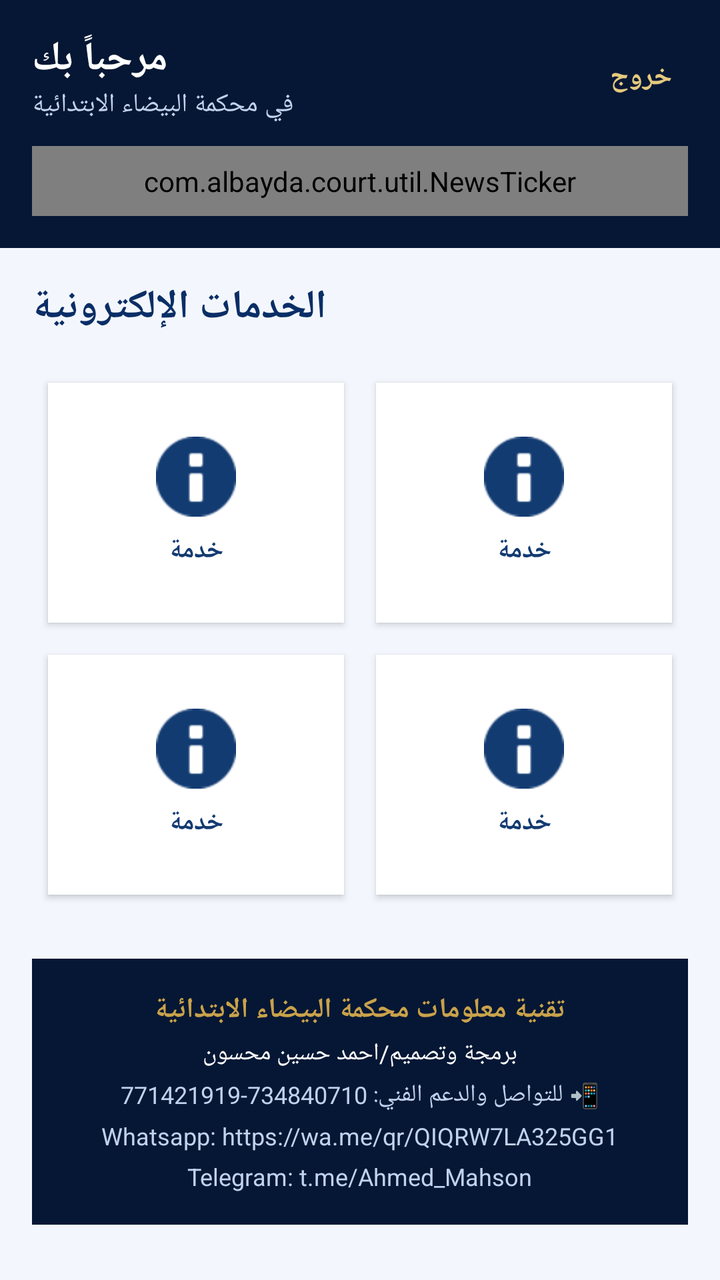
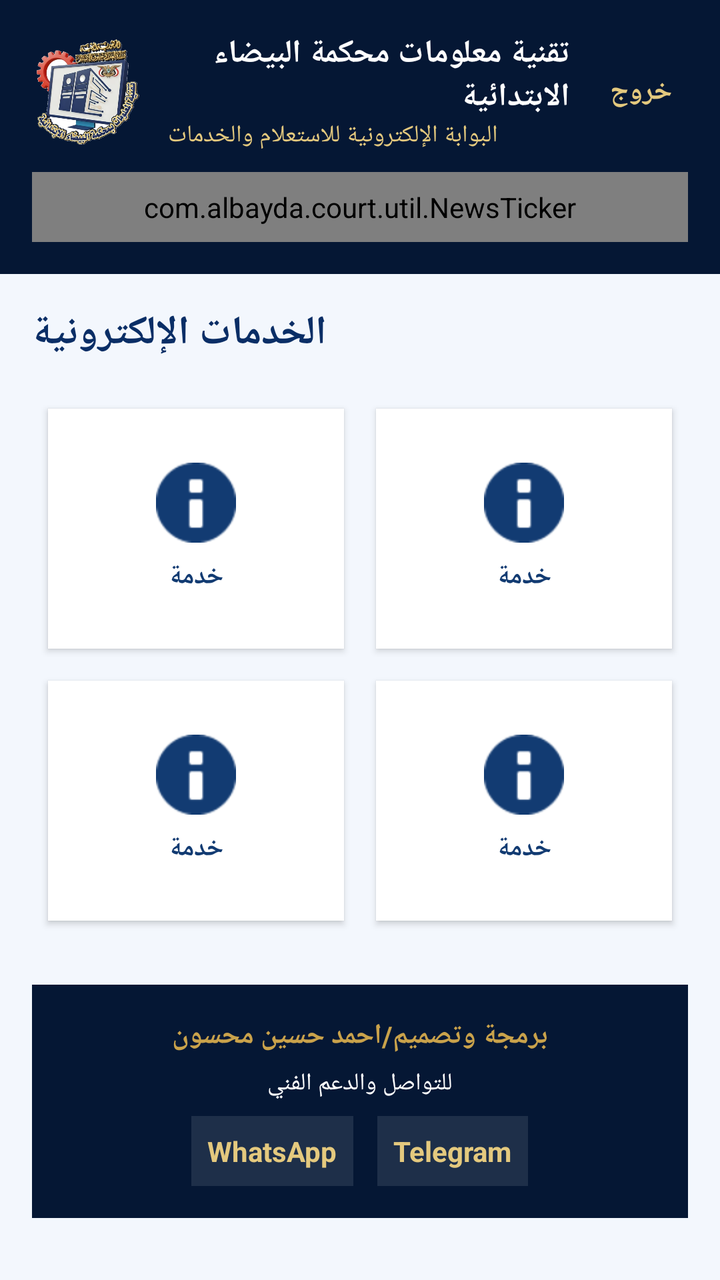

The first picture is an Android layout as it rendered before a commit; the second is the same layout after the commit. The layout source and the unified diff follow.
<!-- AndroidManifest.xml: application theme Theme.Albayda -->
<!-- res/layout/activity_main.xml -->
<?xml version="1.0" encoding="utf-8"?>
<LinearLayout xmlns:android="http://schemas.android.com/apk/res/android"
    android:layout_width="match_parent"
    android:layout_height="match_parent"
    android:orientation="vertical"
    android:background="@color/bg_light">

    
    <LinearLayout
        android:layout_width="match_parent"
        android:layout_height="wrap_content"
        android:orientation="vertical"
        android:background="@color/navy_900"
        android:padding="16dp"
        android:fitsSystemWindows="true">

        <LinearLayout
            android:layout_width="match_parent"
            android:layout_height="wrap_content"
            android:orientation="horizontal"
            android:gravity="center_vertical">

            <LinearLayout
                android:layout_width="0dp"
                android:layout_height="wrap_content"
                android:layout_weight="1"
                android:orientation="vertical">

                <TextView
                    android:layout_width="wrap_content"
                    android:layout_height="wrap_content"
                    android:text="مرحباً بك"
                    android:textColor="@color/white"
                    android:textSize="20sp"
                    android:textStyle="bold" />

                <TextView
                    android:layout_width="wrap_content"
                    android:layout_height="wrap_content"
                    android:text="في محكمة البيضاء الابتدائية"
                    android:textColor="#BFD2EE"
                    android:textSize="13sp" />
            </LinearLayout>

            <TextView
                android:id="@+id/tvLogout"
                android:layout_width="wrap_content"
                android:layout_height="wrap_content"
                android:text="خروج"
                android:textColor="@color/gold_light"
                android:textStyle="bold"
                android:padding="8dp" />
        </LinearLayout>

        
        <com.albayda.court.util.NewsTicker
            android:id="@+id/newsTicker"
            android:layout_width="match_parent"
            android:layout_height="wrap_content"
            android:layout_marginTop="12dp"
            android:padding="8dp"
            android:background="#0D2B5C"
            android:textColor="@color/gold_light"
            android:textSize="14sp" />
    </LinearLayout>

    
    <ScrollView
        android:layout_width="match_parent"
        android:layout_height="0dp"
        android:layout_weight="1"
        android:fillViewport="true">

        <LinearLayout
            android:layout_width="match_parent"
            android:layout_height="wrap_content"
            android:orientation="vertical"
            android:padding="16dp">

            <TextView
                android:layout_width="wrap_content"
                android:layout_height="wrap_content"
                android:text="الخدمات الإلكترونية"
                android:textColor="@color/navy_700"
                android:textSize="20sp"
                android:textStyle="bold"
                android:layout_marginBottom="16dp" />

            <GridLayout
                android:layout_width="match_parent"
                android:layout_height="wrap_content"
                android:columnCount="2">

                <include
                    android:id="@+id/cardCase"
                    layout="@layout/card_service"
                    android:layout_width="0dp"
                    android:layout_height="120dp"
                    android:layout_columnWeight="1"
                    android:layout_margin="8dp" />

                <include
                    android:id="@+id/cardAttendance"
                    layout="@layout/card_service"
                    android:layout_width="0dp"
                    android:layout_height="120dp"
                    android:layout_columnWeight="1"
                    android:layout_margin="8dp" />

                <include
                    android:id="@+id/cardSessions"
                    layout="@layout/card_service"
                    android:layout_width="0dp"
                    android:layout_height="120dp"
                    android:layout_columnWeight="1"
                    android:layout_margin="8dp" />

                <include
                    android:id="@+id/cardSupreme"
                    layout="@layout/card_service"
                    android:layout_width="0dp"
                    android:layout_height="120dp"
                    android:layout_columnWeight="1"
                    android:layout_margin="8dp" />
            </GridLayout>

            
            <LinearLayout
                android:layout_width="match_parent"
                android:layout_height="wrap_content"
                android:orientation="vertical"
                android:gravity="center"
                android:padding="16dp"
                android:layout_marginTop="24dp"
                android:background="@color/navy_900">

                <TextView
                    android:layout_width="wrap_content"
                    android:layout_height="wrap_content"
                    android:textColor="@color/gold"
                    android:textStyle="bold"
                    android:textSize="14sp"
                    android:text="تقنية معلومات محكمة البيضاء الابتدائية" />

                <TextView
                    android:layout_width="wrap_content"
                    android:layout_height="wrap_content"
                    android:textColor="@color/white"
                    android:textSize="12sp"
                    android:text="برمجة وتصميم/احمد حسين محسون"
                    android:layout_marginTop="4dp" />

                <TextView
                    android:layout_width="wrap_content"
                    android:layout_height="wrap_content"
                    android:textColor="#BFD2EE"
                    android:textSize="12sp"
                    android:text="📲 للتواصل والدعم الفني: 734840710-771421919"
                    android:layout_marginTop="4dp" />

                <TextView
                    android:layout_width="wrap_content"
                    android:layout_height="wrap_content"
                    android:textColor="#BFD2EE"
                    android:textSize="12sp"
                    android:text="Whatsapp: https://wa.me/qr/QIQRW7LA325GG1"
                    android:layout_marginTop="4dp" />

                <TextView
                    android:layout_width="wrap_content"
                    android:layout_height="wrap_content"
                    android:textColor="#BFD2EE"
                    android:textSize="12sp"
                    android:text="Telegram: t.me/Ahmed_Mahson"
                    android:layout_marginTop="4dp" />
            </LinearLayout>
        </LinearLayout>
    </ScrollView>
</LinearLayout>
<!-- res/layout/card_service.xml (included above) -->
<?xml version="1.0" encoding="utf-8"?>
<LinearLayout xmlns:android="http://schemas.android.com/apk/res/android"
    android:layout_width="match_parent"
    android:layout_height="match_parent"
    android:orientation="vertical"
    android:gravity="center"
    android:padding="12dp"
    android:background="@color/white"
    android:elevation="2dp"
    android:clickable="true"
    android:focusable="true"
    android:foreground="?attr/selectableItemBackground">

    <ImageView
        android:id="@+id/ivIcon"
        android:layout_width="40dp"
        android:layout_height="40dp"
        android:src="@android:drawable/ic_dialog_info"
        android:tint="@color/navy_600" />

    <TextView
        android:id="@+id/tvTitle"
        android:layout_width="wrap_content"
        android:layout_height="wrap_content"
        android:layout_marginTop="8dp"
        android:textColor="@color/text_blue"
        android:textSize="13sp"
        android:textStyle="bold"
        android:gravity="center"
        android:text="خدمة" />
</LinearLayout>
<!-- resources referenced by this layout -->
<resources>
  <color name="bg_light">#F3F7FD</color>
  <color name="gold">#C9A24B</color>
  <color name="gold_light">#E4C97E</color>
  <color name="navy_600">#123B72</color>
  <color name="navy_700">#0A2E66</color>
  <color name="navy_900">#051734</color>
  <color name="text_blue">#123B72</color>
  <color name="white">#FFFFFF</color>
  <style name="Theme.Albayda" parent="Theme.Material3.Light.NoActionBar">
          <item name="colorPrimary">@color/navy_700</item>
          <item name="colorSecondary">@color/gold</item>
          <item name="android:statusBarColor">@color/navy_900</item>
          <item name="android:navigationBarColor">@color/navy_900</item>
      </style>
</resources>

<!-- the commit's change to res/layout/activity_main.xml (unified diff, before → after) -->
@@ -5,7 +5,6 @@
     android:orientation="vertical"
     android:background="@color/bg_light">
 
-    
     <LinearLayout
         android:layout_width="match_parent"
         android:layout_height="wrap_content"
@@ -20,27 +19,43 @@
             android:orientation="horizontal"
             android:gravity="center_vertical">
 
+            <ImageView
+                android:layout_width="56dp"
+                android:layout_height="56dp"
+                android:src="@drawable/logo_court"
+                android:contentDescription="الشعار" />
+
             <LinearLayout
                 android:layout_width="0dp"
                 android:layout_height="wrap_content"
                 android:layout_weight="1"
-                android:orientation="vertical">
-
+                android:orientation="vertical"
+                android:paddingStart="12dp"
+                android:paddingEnd="12dp">
                 <TextView
                     android:layout_width="wrap_content"
                     android:layout_height="wrap_content"
-                    android:text="مرحباً بك"
+                    android:text="تقنية معلومات محكمة البيضاء الابتدائية"
                     android:textColor="@color/white"
-                    android:textSize="20sp"
+                    android:textSize="16sp"
                     android:textStyle="bold" />
-
                 <TextView
                     android:layout_width="wrap_content"
                     android:layout_height="wrap_content"
-                    android:text="في محكمة البيضاء الابتدائية"
-                    android:textColor="#BFD2EE"
-                    android:textSize="13sp" />
+                    android:text="البوابة الإلكترونية للاستعلام والخدمات"
+                    android:textColor="@color/gold_light"
+                    android:textSize="12sp" />
             </LinearLayout>
+
+            <TextView
+                android:id="@+id/tvAdmin"
+                android:layout_width="wrap_content"
+                android:layout_height="wrap_content"
+                android:text="الإدارة"
+                android:textColor="@color/gold_light"
+                android:textStyle="bold"
+                android:padding="8dp"
+                android:visibility="gone" />
 
             <TextView
                 android:id="@+id/tvLogout"
@@ -52,19 +67,17 @@
                 android:padding="8dp" />
         </LinearLayout>
 
-        
         <com.albayda.court.util.NewsTicker
             android:id="@+id/newsTicker"
             android:layout_width="match_parent"
             android:layout_height="wrap_content"
-            android:layout_marginTop="12dp"
+            android:layout_marginTop="10dp"
             android:padding="8dp"
             android:background="#0D2B5C"
             android:textColor="@color/gold_light"
             android:textSize="14sp" />
     </LinearLayout>
 
-    
     <ScrollView
         android:layout_width="match_parent"
         android:layout_height="0dp"
@@ -91,40 +104,12 @@
                 android:layout_height="wrap_content"
                 android:columnCount="2">
 
-                <include
-                    android:id="@+id/cardCase"
-                    layout="@layout/card_service"
-                    android:layout_width="0dp"
-                    android:layout_height="120dp"
-                    android:layout_columnWeight="1"
-                    android:layout_margin="8dp" />
-
-                <include
-                    android:id="@+id/cardAttendance"
-                    layout="@layout/card_service"
-                    android:layout_width="0dp"
-                    android:layout_height="120dp"
-                    android:layout_columnWeight="1"
-                    android:layout_margin="8dp" />
-
-                <include
-                    android:id="@+id/cardSessions"
-                    layout="@layout/card_service"
-                    android:layout_width="0dp"
-                    android:layout_height="120dp"
-                    android:layout_columnWeight="1"
-                    android:layout_margin="8dp" />
-
-                <include
-                    android:id="@+id/cardSupreme"
-                    layout="@layout/card_service"
-                    android:layout_width="0dp"
-                    android:layout_height="120dp"
-                    android:layout_columnWeight="1"
-                    android:layout_margin="8dp" />
+                <include android:id="@+id/cardCase" layout="@layout/card_service" android:layout_width="0dp" android:layout_height="120dp" android:layout_columnWeight="1" android:layout_margin="8dp" />
+                <include android:id="@+id/cardAttendance" layout="@layout/card_service" android:layout_width="0dp" android:layout_height="120dp" android:layout_columnWeight="1" android:layout_margin="8dp" />
+                <include android:id="@+id/cardSessions" layout="@layout/card_service" android:layout_width="0dp" android:layout_height="120dp" android:layout_columnWeight="1" android:layout_margin="8dp" />
+                <include android:id="@+id/cardSupreme" layout="@layout/card_service" android:layout_width="0dp" android:layout_height="120dp" android:layout_columnWeight="1" android:layout_margin="8dp" />
             </GridLayout>
 
-            
             <LinearLayout
                 android:layout_width="match_parent"
                 android:layout_height="wrap_content"
@@ -140,39 +125,41 @@
                     android:textColor="@color/gold"
                     android:textStyle="bold"
                     android:textSize="14sp"
-                    android:text="تقنية معلومات محكمة البيضاء الابتدائية" />
+                    android:text="برمجة وتصميم/احمد حسين محسون" />
 
                 <TextView
                     android:layout_width="wrap_content"
                     android:layout_height="wrap_content"
                     android:textColor="@color/white"
                     android:textSize="12sp"
-                    android:text="برمجة وتصميم/احمد حسين محسون"
-                    android:layout_marginTop="4dp" />
+                    android:text="للتواصل والدعم الفني"
+                    android:layout_marginTop="6dp" />
 
-                <TextView
+                <LinearLayout
                     android:layout_width="wrap_content"
                     android:layout_height="wrap_content"
-                    android:textColor="#BFD2EE"
-                    android:textSize="12sp"
-                    android:text="📲 للتواصل والدعم الفني: 734840710-771421919"
-                    android:layout_marginTop="4dp" />
-
-                <TextView
-                    android:layout_width="wrap_content"
-                    android:layout_height="wrap_content"
-                    android:textColor="#BFD2EE"
-                    android:textSize="12sp"
-                    android:text="Whatsapp: https://wa.me/qr/QIQRW7LA325GG1"
-                    android:layout_marginTop="4dp" />
-
-                <TextView
-                    android:layout_width="wrap_content"
-                    android:layout_height="wrap_content"
-                    android:textColor="#BFD2EE"
-                    android:textSize="12sp"
-                    android:text="Telegram: t.me/Ahmed_Mahson"
-                    android:layout_marginTop="4dp" />
+                    android:orientation="horizontal"
+                    android:layout_marginTop="8dp">
+                    <TextView
+                        android:id="@+id/tvWhatsapp"
+                        android:layout_width="wrap_content"
+                        android:layout_height="wrap_content"
+                        android:text="WhatsApp"
+                        android:textColor="@color/gold_light"
+                        android:textStyle="bold"
+                        android:padding="8dp"
+                        android:background="#1AFFFFFF" />
+                    <TextView
+                        android:id="@+id/tvTelegram"
+                        android:layout_width="wrap_content"
+                        android:layout_height="wrap_content"
+                        android:text="Telegram"
+                        android:textColor="@color/gold_light"
+                        android:textStyle="bold"
+                        android:padding="8dp"
+                        android:layout_marginStart="12dp"
+                        android:background="#1AFFFFFF" />
+                </LinearLayout>
             </LinearLayout>
         </LinearLayout>
     </ScrollView>
<!-- resource entries referenced after the edit -->
@@ -8,6 +8,7 @@
   <color name="navy_900">#051734</color>
   <color name="text_blue">#123B72</color>
   <color name="white">#FFFFFF</color>
+  <!-- drawable logo_court: png bitmap (drawable, 334683 bytes) -->
   <style name="Theme.Albayda" parent="Theme.Material3.Light.NoActionBar">
           <item name="colorPrimary">@color/navy_700</item>
           <item name="colorSecondary">@color/gold</item>
